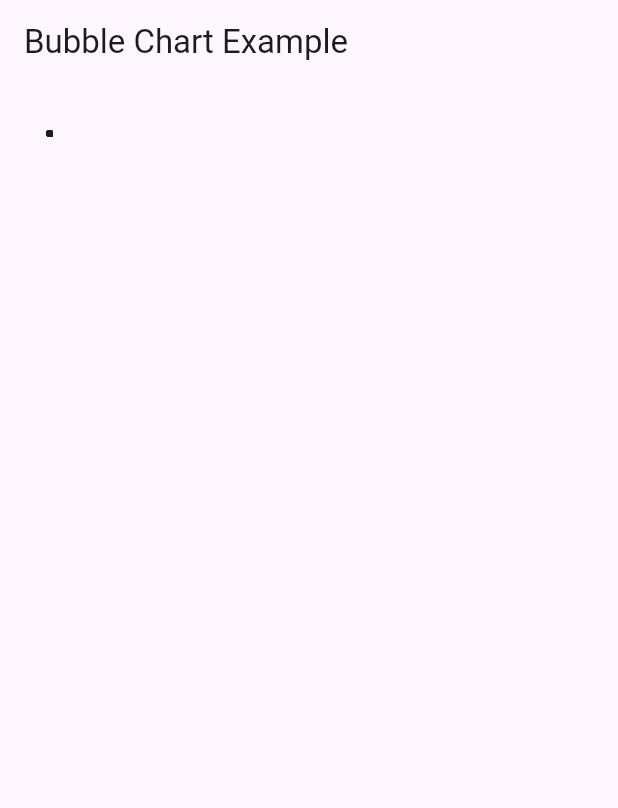
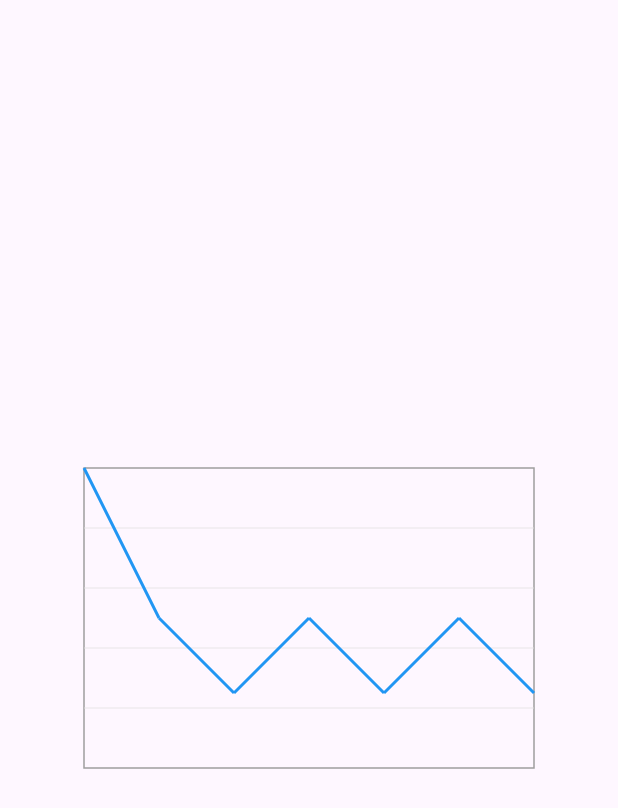
Before and after one commit to sakurakotubaki/jboygraph, a Flutter app: the screen it shows after launch, on a phone screen of 412 x 824 dp. Shown: the top 808 px of the screen. Run offline on Flutter 3.47's test engine with Material 3 defaults, Android fonts, the phone set to English and light mode, and no system bars.

Commit message:
style: linechart

```diff
--- a/example/lib/main.dart
+++ b/example/lib/main.dart
@@ -1,64 +1,97 @@
-import 'dart:math';
+import 'package:flutter/material.dart';
 
-import 'package:flutter/material.dart';
-import 'package:jboygraph/bubble_chart.dart';
+class LineChartPainter extends CustomPainter {
+  final List<Offset> points;
 
-void main() {
-  runApp(const MyApp());
+  LineChartPainter({required this.points});
+
+  @override
+  void paint(Canvas canvas, Size size) {
+    final paint = Paint()
+      ..color = Colors.blue
+      ..strokeWidth = 2
+      ..style = PaintingStyle.stroke;
+
+    // 外枠を描画
+    final borderPaint = Paint()
+      ..color = Colors.grey
+      ..strokeWidth = 1
+      ..style = PaintingStyle.stroke;
+    canvas.drawRect(Rect.fromLTWH(0, 0, size.width, size.height), borderPaint);
+
+    // メモリ線を描画
+    final memoryLinePaint = Paint()
+      ..color = Colors.grey[300]!
+      ..strokeWidth = 0.5;
+    final memoryLineCount = 5;
+    final memoryLineSpacing = size.height / memoryLineCount;
+    for (int i = 1; i < memoryLineCount; i++) {
+      final y = memoryLineSpacing * i;
+      canvas.drawLine(Offset(0, y), Offset(size.width, y), memoryLinePaint);
+    }
+
+    // ポイントを結ぶ線を描画
+    for (int i = 0; i < points.length - 1; i++) {
+      canvas.drawLine(points[i], points[i + 1], paint);
+    }
+  }
+
+  @override
+  bool shouldRepaint(covariant CustomPainter oldDelegate) => false;
 }
 
-class MyApp extends StatelessWidget {
-  const MyApp({super.key});
+class LineChartExample extends StatelessWidget {
+  const LineChartExample({super.key});
 
   @override
   Widget build(BuildContext context) {
-    return MaterialApp(
-      home: BabbleChartExample(),
+    // グラフのデータポイント
+    final points = [
+      // Listに代入して良い値の数は、最大で、7個まで
+      Offset(0, 0),
+      Offset(50, 100),
+      Offset(100, 150),
+      Offset(150, 100),
+      Offset(200, 150),
+      Offset(250, 100),
+      Offset(300, 150),
+    ];
+
+    return CustomPaint(
+      size: Size(300, 200),
+      painter: LineChartPainter(points: points),
     );
   }
 }
 
-class BabbleChartExample extends StatelessWidget {
-  const BabbleChartExample({super.key});
+// List<Offset> generatePoints(int count, Size size) {
+//   List<Offset> points = [];
+//   final double maxX = size.width - 50.0; // 右のマージンを考慮
+//   final double maxY = size.height - 50.0; // 下のマージンを考慮
+//   final double intervalX = maxX / (count - 1); // X座標の間隔を計算
 
+//   for (int i = 0; i < count; i++) {
+//     final x = intervalX * i; // X座標は等間隔に調整
+//     final y = (i % 2 == 0) ? maxY * 0.5 : maxY * 0.75; // Y座標は枠内に収まるように調整
+//     points.add(Offset(x, y));
+//   }
+//   return points;
+// }
 
-  @override
-  Widget build(BuildContext context) {
-  //   final List<Bubble> bubbles = [
-  //   Bubble(x: 100, y: 100, radius: 30, color: Colors.blue),
-  //   Bubble(x: 200, y: 150, radius: 40, color: Colors.green),
-  //   Bubble(x: 50, y: 250, radius: 20, color: Colors.red),
-  //   Bubble(x: 150, y: 200, radius: 50, color: Colors.yellow),
-  //   Bubble(x: 250, y: 50, radius: 10, color: Colors.purple),
-  // ];
+// class LineChartExample extends StatelessWidget {
+//   const LineChartExample({super.key});
 
-  // for文を使用して、要素の数だけBubbleを作成
-  // それぞれのBubbleはランダムな位置と色を持つ
-  final bubbles = List.generate(
-    100,
-    (index) => Bubble(
-      x: Random().nextDouble() * 300,
-      y: Random().nextDouble() * 300,
-      radius: Random().nextDouble() * 20,
-      color: Color.fromRGBO(
-        Random().nextInt(256),
-        Random().nextInt(256),
-        Random().nextInt(256),
-        1,
-      ),
-    ),
-  );
+//   @override
+//   Widget build(BuildContext context) {
+//     // グラフのデータポイントを動的に生成
+//   final size = Size(300, 200); // CustomPaintのサイズ
+//   final points = generatePoints(10, size); // サイズを渡してポイントを生成
 
-    return Scaffold(
-      appBar: AppBar(
-        title: const Text('Bubble Chart Example'),
-      ),
-      body: CustomPaint(
-        size: Size(300, 300),
-        painter: BubbleChartPainter(
-          bubbles: bubbles,
-        ),
-      ),
-    );
-  }
-}
+//     return CustomPaint(
+//       size: size,
+//       painter: LineChartPainter(points: points),
+//     );
+//   }
+// }
+
+void main() => runApp(MaterialApp(home: Scaffold(body: Center(child: LineChartExample()))));
```
Also changed, not shown: example/lib/babble_chart_example.dart (added, +64 -0 lines).
